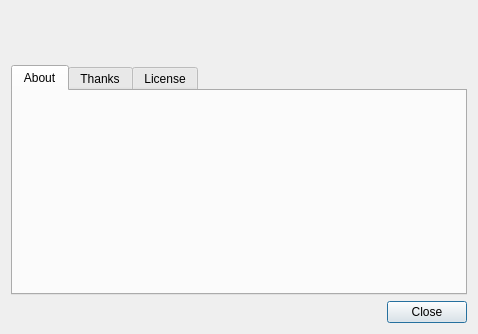
First picture: the form in lmc/src/aboutdialog.ui, repository lanmessenger/lanmessenger, before the edit.
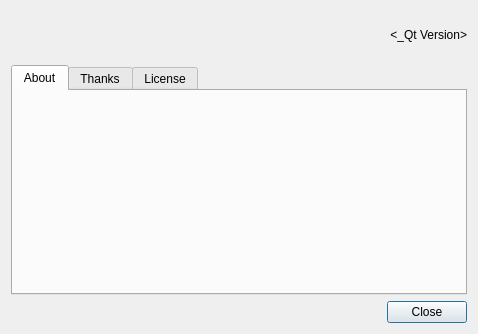
Second picture: the form after the edit.

Commit message: Add qt version to About

```diff
--- a/lmc/src/aboutdialog.ui
+++ b/lmc/src/aboutdialog.ui
@@ -48,6 +48,16 @@
        </property>
       </widget>
      </item>
+     <item>
+      <widget class="QLabel" name="lblQtVersion">
+       <property name="text">
+        <string>&lt;_Qt Version&gt;</string>
+       </property>
+       <property name="alignment">
+        <set>Qt::AlignRight|Qt::AlignTrailing|Qt::AlignVCenter</set>
+       </property>
+      </widget>
+     </item>
     </layout>
    </item>
    <item>
```
Left out of the diff: 33 changed lines with no effect on the pictures. The commit also changes 1 other file.
